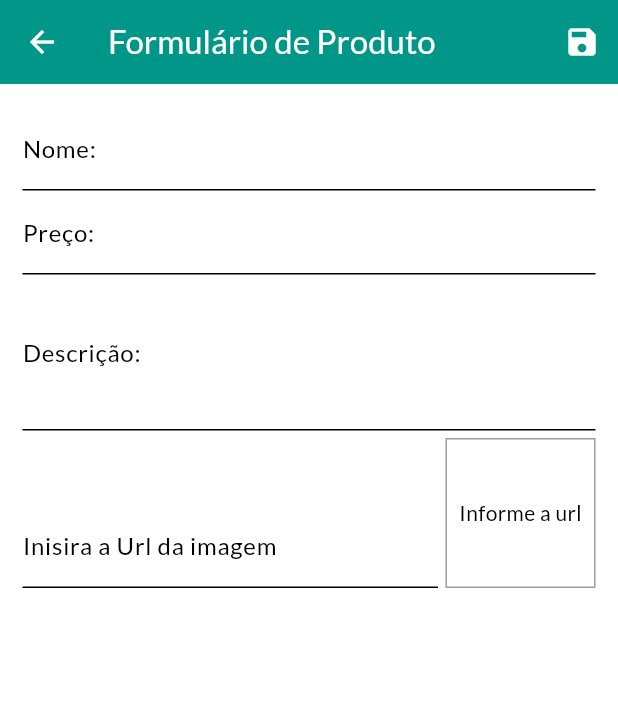
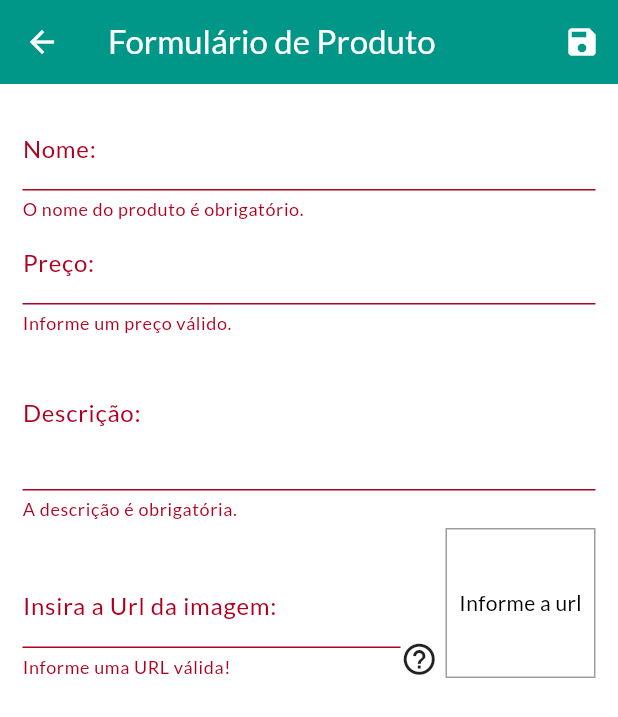
Before and after one commit to Victor-Valedev/Shop-App, a Flutter app: the ProductFormPage screen opened by its route, after a tap on the "save" icon, on a phone screen of 412 x 824 dp. Shown: the top 717 px of the screen. Run offline on Flutter 3.47's test engine with Material 3 defaults, Android fonts, the phone set to English and light mode, and no system bars; network calls fail.

Commit message:
feat: Implementa funcionalidade de adicionar novos produtos e adiciona icon de ajuda com inserção de URL's das imagens

```diff
--- a/lib/models/product_list.dart
+++ b/lib/models/product_list.dart
@@ -1,3 +1,4 @@
+import 'dart:math';
 import 'package:flutter/widgets.dart';
 import 'package:shopapp/data/dummy_data.dart';
 import 'package:shopapp/models/product.dart';
@@ -11,6 +12,17 @@ class ProductList with ChangeNotifier {
 
   int get itemsCount {
     return _items.length;
+  }
+
+  void addProductFromData(Map<String, Object> data) {
+    final newProduct = Product(
+      id: Random().nextDouble().toString(),
+      name: data['name'] as String,
+      description: data['description'] as String,
+      price: data['price'] as double,
+      imageUrl: data['imageUrl'] as String,
+    );
+    addProduct(newProduct);
   }
 
   void addProduct(Product product) {
--- a/lib/pages/product_form_page.dart
+++ b/lib/pages/product_form_page.dart
@@ -1,7 +1,6 @@
-import 'dart:math';
-
 import 'package:flutter/material.dart';
-import 'package:shopapp/models/product.dart';
+import 'package:provider/provider.dart';
+import 'package:shopapp/models/product_list.dart';
 
 class ProductFormPage extends StatefulWidget {
   const ProductFormPage({super.key});
@@ -38,19 +37,29 @@ class _ProductFormState extends State<ProductFormPage> {
     setState(() {});
   }
 
+  bool isValidImageUrl(String url) {
+    bool isValidUrl = Uri.tryParse(url)?.isAbsolute ?? false;
+    bool endsWithFile =
+        url.toLowerCase().endsWith('.png') ||
+        url.toLowerCase().endsWith('.jpg') ||
+        url.toLowerCase().endsWith('.jpeg');
+    return isValidUrl && endsWithFile;
+  }
+
   void _submitForm() {
+    final isValid = _formKey.currentState?.validate() ?? false;
+
+    if (!isValid) {
+      return;
+    }
+
     _formKey.currentState?.save();
-    //print(_formData.values);
-    final newProduct = Product(
-      id: Random().nextDouble().toString(),
-      name: _formData['name'] as String,
-      description: _formData['description'] as String,
-      price: _formData['price'] as double,
-      imageUrl: _formData['imageUrl'] as String,
-    );
-    print(newProduct.id);
-    print(newProduct.name);
-    print(newProduct.description);
+
+    Provider.of<ProductList>(
+      context,
+      listen: false
+      ).addProductFromData(_formData);
+    Navigator.of(context).pop();
   }
 
   @override
@@ -72,6 +81,19 @@ class _ProductFormState extends State<ProductFormPage> {
                 onFieldSubmitted:
                     (_) => {FocusScope.of(context).requestFocus(_priceFocus)},
                 onSaved: (name) => _formData['name'] = name ?? '',
+                validator: (_name) {
+                  final name = _name ?? '';
+
+                  if (name.trim().isEmpty) {
+                    return 'O nome do produto é obrigatório.';
+                  }
+
+                  if (name.trim().length < 3) {
+                    return 'O nome deve conter pelo menos 3 letras.';
+                  }
+
+                  return null;
+                },
               ),
               TextFormField(
                 decoration: InputDecoration(labelText: 'Preço:'),
@@ -84,6 +106,16 @@ class _ProductFormState extends State<ProductFormPage> {
                     },
                 onSaved:
                     (price) => _formData['price'] = double.parse(price ?? '0'),
+                validator: (_price) {
+                  final priceString = _price ?? '';
+                  final price = double.tryParse(priceString) ?? -1;
+
+                  if (price <= 0) {
+                    return 'Informe um preço válido.';
+                  }
+
+                  return null;
+                },
               ),
               TextFormField(
                 decoration: InputDecoration(labelText: 'Descrição:'),
@@ -93,6 +125,19 @@ class _ProductFormState extends State<ProductFormPage> {
                 onSaved:
                     (description) =>
                         _formData['description'] = description ?? '',
+                validator: (_description) {
+                  final description = _description ?? '';
+
+                  if (description.trim().isEmpty) {
+                    return 'A descrição é obrigatória.';
+                  }
+
+                  if (description.trim().length < 10) {
+                    return 'A descrição precisa no mínimo de 10 letras.';
+                  }
+
+                  return null;
+                },
               ),
               Row(
                 crossAxisAlignment: CrossAxisAlignment.end,
@@ -100,15 +145,33 @@ class _ProductFormState extends State<ProductFormPage> {
                   Expanded(
                     child: TextFormField(
                       decoration: InputDecoration(
-                        labelText: 'Inisira a Url da imagem',
+                        labelText: 'Insira a Url da imagem:',
                       ),
                       focusNode: _imageUrlFocus,
                       textInputAction: TextInputAction.done,
                       keyboardType: TextInputType.url,
+                      maxLines: null,
                       controller: _imageUrlController,
                       onFieldSubmitted: (_) => _submitForm(),
                       onSaved:
                           (imageUrl) => _formData['imageUrl'] = imageUrl ?? '',
+                      validator: (_imageUrl) {
+                        final imageUrl = _imageUrl ?? '';
+
+                        if (!isValidImageUrl(imageUrl)) {
+                          return 'Informe uma URL válida!';
+                        }
+
+                        return null;
+                      },
+                    ),
+                  ),
+                  Tooltip(
+                    message: 'Se a sua URL não conter os formatos de imagens ou correlatos, ela não irá funcionar. Se não houver, insira no final da URL.',
+                    padding: EdgeInsets.all(5),
+                    child: Icon(
+                      size: 25,
+                      Icons.help_outline,
                     ),
                   ),
                   Container(
```
